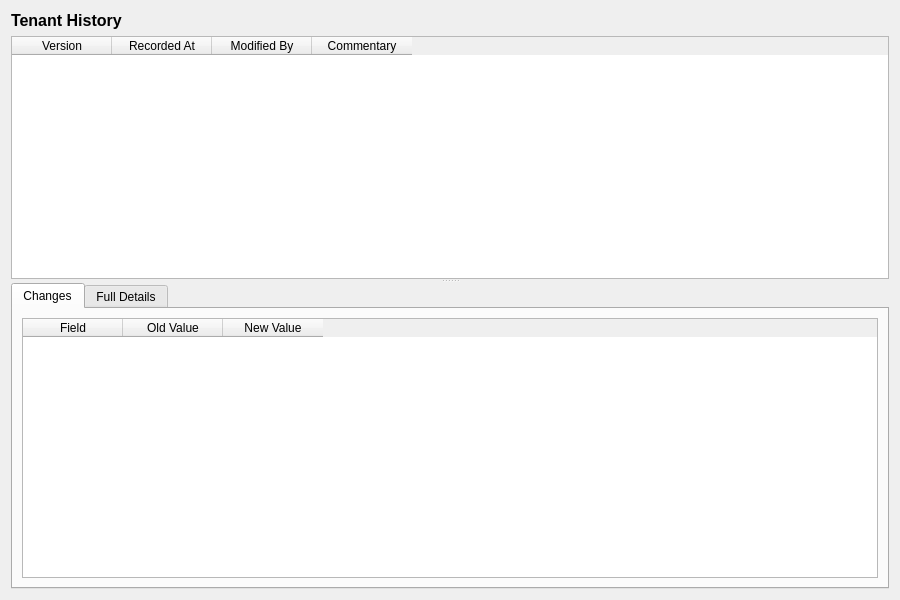
Qt form projects/ores.qt/ui/TenantHistoryDialog.ui (OreStudio/OreStudio) before a commit.
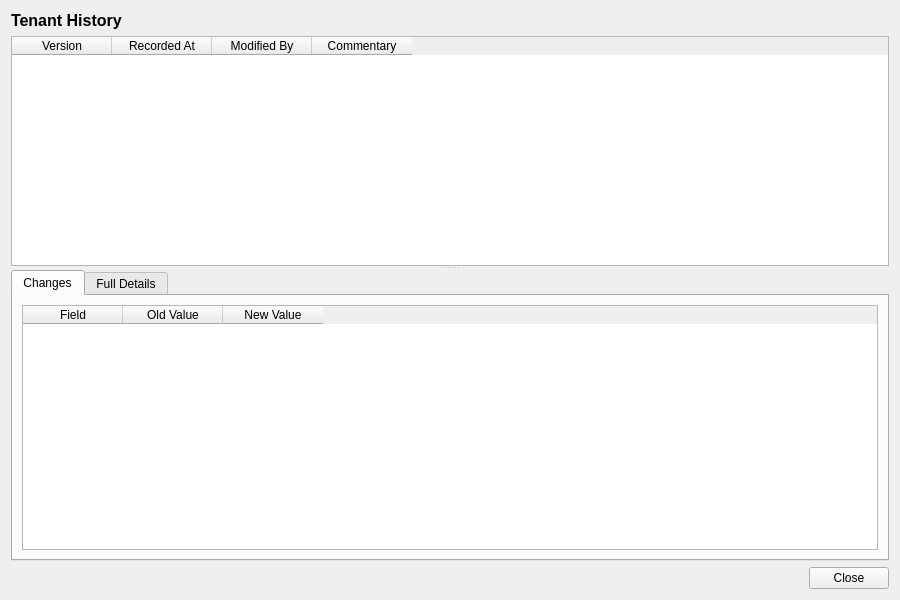
The same form after that commit.

Commit message: [qt] Remove toolbars from detail dialogs; add Close button throughout

```diff
--- a/projects/ores.qt/ui/TenantHistoryDialog.ui
+++ b/projects/ores.qt/ui/TenantHistoryDialog.ui
@@ -290,6 +290,27 @@
      </widget>
     </widget>
    </item>
+   <item>
+    <layout class="QHBoxLayout" name="buttonLayout">
+     <item>
+      <spacer name="horizontalSpacer">
+       <property name="orientation">
+        <enum>Qt::Horizontal</enum>
+       </property>
+       <property name="sizeHint" stdset="0">
+        <size><width>40</width><height>20</height></size>
+       </property>
+      </spacer>
+     </item>
+     <item>
+      <widget class="QPushButton" name="closeButton">
+       <property name="text">
+        <string>Close</string>
+       </property>
+      </widget>
+     </item>
+    </layout>
+   </item>
   </layout>
  </widget>
  <resources/>
```
Left out of the diff: 10 changed lines with no effect on the pictures. The commit also changes 201 other files.
